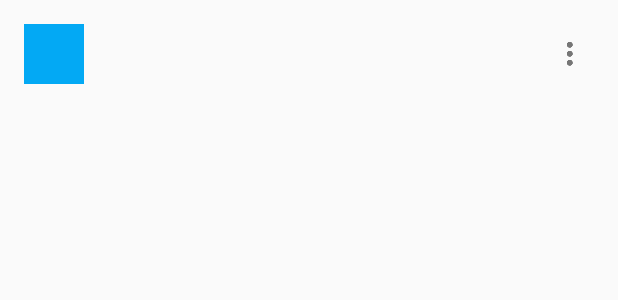
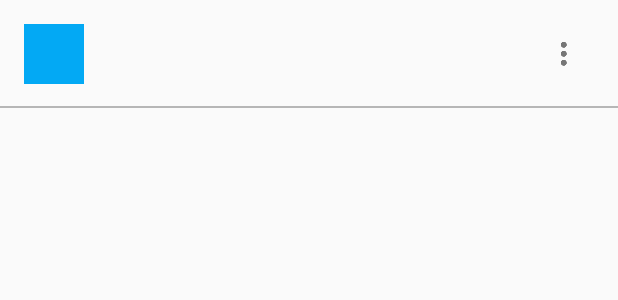
Before and after one commit to cpoppema/pass-mobile-android, an Android app: the layout item_secret.xml on its own in the app's theme, with its tools: preview values and no code run, on a phone screen of 412 x 824 dp. Shown: the top 300 px of the screen. Run offline under Robolectric (Android 15) with nearby library versions, the phone set to English and light mode, and no system bars.

Commit message:
Set color for SwipeRefreshLayout, restore ripple-effect on item touch and add dividers between items in RecyclerView.

```diff
--- a/app/src/main/java/mobile/android/pass/secrets/UnlockFragment.java
+++ b/app/src/main/java/mobile/android/pass/secrets/UnlockFragment.java
@@ -17,7 +17,6 @@ import android.widget.EditText;
 
 import mobile.android.pass.R;
 
-// TODO: https://github.com/codepath/android_guides/wiki/Using-DialogFragment
 public class UnlockFragment extends DialogFragment {
 
     private EditText mPassphraseInput;
--- /dev/null
+++ b/app/src/main/res/drawable/item_secret_divider.xml
@@ -0,0 +1,6 @@
+<shape xmlns:android="http://schemas.android.com/apk/res/android"
+    android:shape="rectangle">
+
+    <size android:height="1dp" />
+    <solid android:color="@color/divider" />
+</shape>
--- a/app/src/main/res/layout/item_secret.xml
+++ b/app/src/main/res/layout/item_secret.xml
@@ -1,7 +1,10 @@
-<android.support.v7.view.menu.ListMenuItemView
-    xmlns:android="http://schemas.android.com/apk/res/android"
+<LinearLayout xmlns:android="http://schemas.android.com/apk/res/android"
+    android:id="@+id/item_secret_card_view"
     android:layout_width="match_parent"
-    android:layout_height="72dp">
+    android:layout_height="72dp"
+    android:clickable="true"
+    android:focusable="true"
+    android:background="?android:attr/selectableItemBackground">
 
     <RelativeLayout xmlns:android="http://schemas.android.com/apk/res/android"
         android:layout_width="fill_parent"
@@ -14,7 +17,7 @@
             android:layout_alignParentStart="true"
             android:layout_centerVertical="true"
             android:layout_margin="16dp"
-            android:background="@color/accent" />
+            android:theme="@style/AppTheme.SecretImageViewIcon" />
 
         <RelativeLayout
             android:orientation="vertical"
@@ -46,25 +49,39 @@
                 android:id="@+id/item_secret_domain"
                 android:layout_width="fill_parent"
                 android:layout_height="wrap_content"
-                android:textColor="@color/primary_text"
-                android:textSize="16sp" />
+                android:theme="@style/AppTheme.SecretTextViewDomain" />
 
             <TextView
                 android:id="@+id/item_secret_username"
                 android:layout_width="fill_parent"
                 android:layout_height="wrap_content"
                 android:layout_below="@id/item_secret_domain"
-                android:textSize="14sp"
-                android:textColor="@color/secondary_text" />
+                android:theme="@style/AppTheme.SecretTextViewUsername" />
         </LinearLayout>
 
-        <ImageView
+        <RelativeLayout
             android:id="@+id/item_secret_actions"
-            android:layout_width="32dp"
-            android:layout_height="32dp"
+            android:orientation="vertical"
+            android:layout_width="40dp"
+            android:layout_height="40dp"
             android:layout_alignParentEnd="true"
             android:layout_centerVertical="true"
-            android:layout_margin="16dp"
-            android:src="@drawable/ic_more_vert" />
+            android:layout_margin="16dp">
+
+            <ImageView
+                android:layout_width="wrap_content"
+                android:layout_height="wrap_content"
+                android:layout_centerHorizontal="true"
+                android:layout_centerVertical="true"
+                android:src="@drawable/ic_more_vert"/>
+        </RelativeLayout>
+
+        <ImageView
+            android:id="@+id/item_secret_divider"
+            android:layout_width="match_parent"
+            android:layout_height="wrap_content"
+            android:layout_centerHorizontal="true"
+            android:layout_alignParentBottom="true"
+            android:src="@drawable/item_secret_divider" />
     </RelativeLayout>
-</android.support.v7.view.menu.ListMenuItemView>
+</LinearLayout>
--- a/app/src/main/res/values/styles.xml
+++ b/app/src/main/res/values/styles.xml
@@ -23,7 +23,6 @@
 
         <!-- Status bar background color -->
         <item name="colorPrimaryDark">@color/primary_dark</item>
-
     </style>
 
     <style name="AppTheme.AppBarOverlay" parent="ThemeOverlay.AppCompat.Dark.ActionBar" />
@@ -34,4 +33,18 @@
     </style>
 
     <style name="AppTheme.PopupOverlay" parent="ThemeOverlay.AppCompat.Light" />
+
+    <style name="AppTheme.SecretImageViewIcon">
+        <item name="android:background">@color/accent</item>
+    </style>
+
+    <style name="AppTheme.SecretTextViewDomain">
+        <item name="android:textColor">@color/primary_text</item>
+        <item name="android:textSize">16sp</item>
+    </style>
+
+    <style name="AppTheme.SecretTextViewUsername">
+        <item name="android:textColor">@color/secondary_text</item>
+        <item name="android:textSize">14sp</item>
+    </style>
 </resources>
```
Also changed, not shown: app/src/main/java/mobile/android/pass/secrets/SecretsActivity.java (+4 -9 lines), app/src/main/java/mobile/android/pass/secrets/SecretsAdapter.java (+15 -5 lines), app/src/main/res/layout/activity_secrets.xml (+6 -12 lines).
